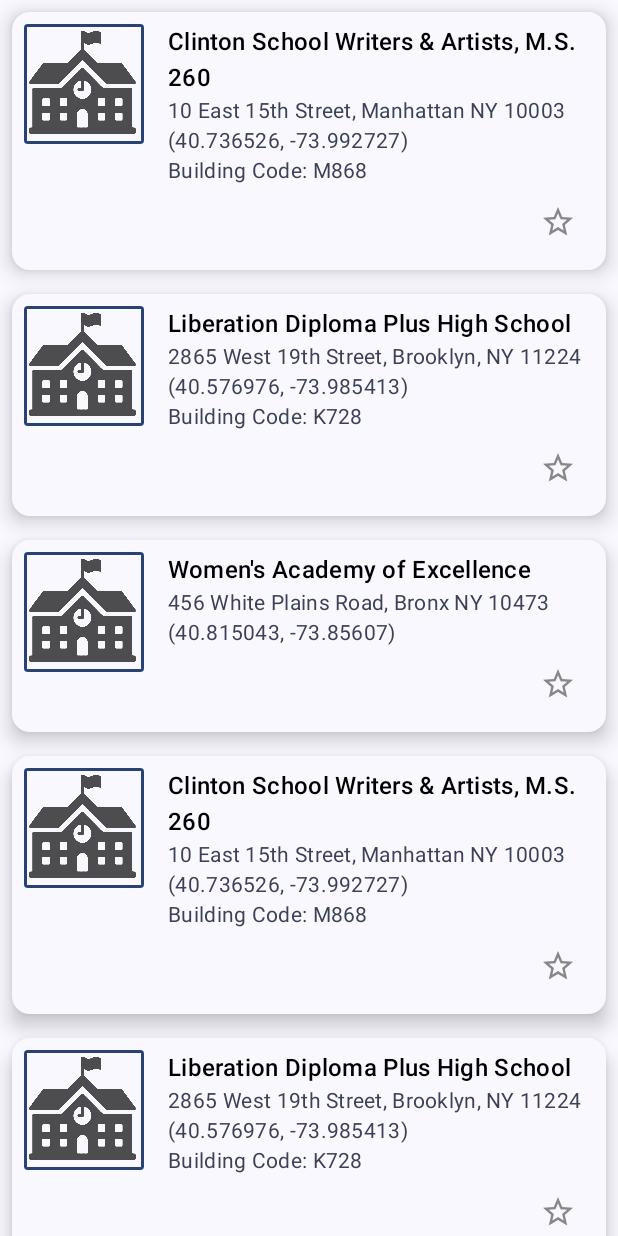
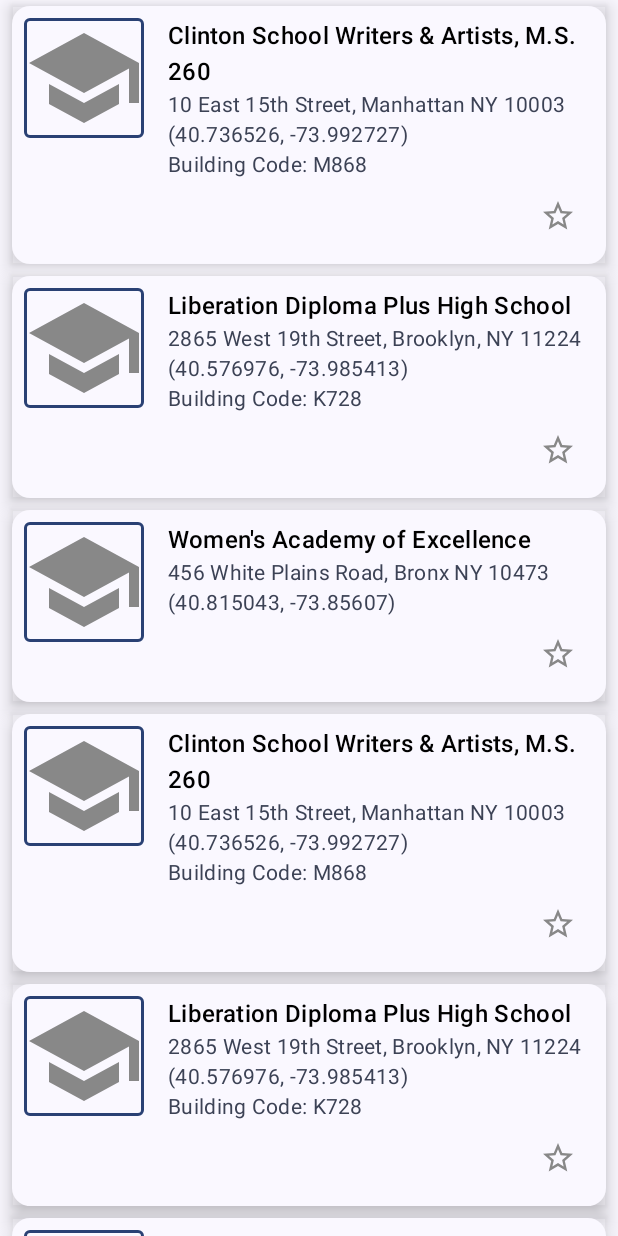
Before and after one commit to jonofarc/NYCHighSchools, an Android app built with Jetpack Compose: the screen it shows after launch (MainActivity), on a phone screen of 412 x 824 dp. Run offline under Robolectric (Android 15) with nearby library versions, the phone set to English and light mode, and no system bars.

Commit message:
update UI

```diff
--- a/app/src/main/java/com/example/nychighschools/MainActivity.kt
+++ b/app/src/main/java/com/example/nychighschools/MainActivity.kt
@@ -8,7 +8,6 @@ import androidx.compose.foundation.Image
 import androidx.compose.foundation.border
 import androidx.compose.foundation.clickable
 import androidx.compose.foundation.layout.Arrangement
-import androidx.compose.foundation.layout.Box
 import androidx.compose.foundation.layout.Column
 import androidx.compose.foundation.layout.Row
 import androidx.compose.foundation.layout.Spacer
@@ -21,10 +20,12 @@ import androidx.compose.foundation.lazy.LazyColumn
 import androidx.compose.foundation.lazy.items
 import androidx.compose.foundation.shape.RoundedCornerShape
 import androidx.compose.material.icons.Icons
-import androidx.compose.material.icons.filled.ExpandLess
-import androidx.compose.material.icons.filled.ExpandMore
+import androidx.compose.material.icons.filled.Build
+import androidx.compose.material.icons.filled.School
 import androidx.compose.material.icons.filled.Star
 import androidx.compose.material.icons.filled.StarBorder
+import androidx.compose.material3.Card
+import androidx.compose.material3.CardDefaults
 import androidx.compose.material3.Icon
 import androidx.compose.material3.IconButton
 import androidx.compose.material3.MaterialTheme
@@ -37,11 +38,10 @@ import androidx.compose.runtime.mutableStateOf
 import androidx.compose.runtime.remember
 import androidx.compose.runtime.saveable.rememberSaveable
 import androidx.compose.runtime.setValue
-import androidx.compose.ui.Alignment
 import androidx.compose.ui.Modifier
 import androidx.compose.ui.draw.clip
+import androidx.compose.ui.draw.shadow
 import androidx.compose.ui.graphics.Color
-import androidx.compose.ui.graphics.ColorFilter
 import androidx.compose.ui.res.painterResource
 import androidx.compose.ui.res.stringResource
 import androidx.compose.ui.tooling.preview.Preview
@@ -62,8 +62,7 @@ class MainActivity : ComponentActivity() {
                 // A surface container using the 'background' color from the theme
                 Surface(modifier = Modifier.fillMaxSize(), color = MaterialTheme.colorScheme.background) {
 
-                    SetUi()
-
+                    MyApp()
 
                 }
             }
@@ -73,7 +72,7 @@ class MainActivity : ComponentActivity() {
 
 
 @Composable
-fun SetUi() {
+fun MyApp() {
 
 
     val schools = remember { mutableStateListOf<School>() }
@@ -99,21 +98,38 @@ fun SetUi() {
 @Composable
 fun SchoolCard(school: School, modifier: Modifier = Modifier) {
 
+    Card(
+        colors = CardDefaults.cardColors(
+            containerColor = MaterialTheme.colorScheme.background
+        ),
+        modifier = Modifier.padding(vertical = 4.dp, horizontal = 8.dp, ).shadow(elevation = 8.dp)
+    ) {
+        CardContent(school)
+    }
+
+
+
+
+}
+
+@Composable
+private fun CardContent( school: School, modifier: Modifier = Modifier) {
+
 
     var isFavorite by rememberSaveable { mutableStateOf(false) }
 
     Column {
 
 
-        Surface(shape = MaterialTheme.shapes.medium, shadowElevation = 8.dp, modifier = Modifier.padding(8.dp)) {
             Row(modifier = Modifier.padding(all = 8.dp)) {
-                Image(
-                    painter = painterResource(R.drawable.high_school_icon), contentDescription = "School picture", modifier = Modifier
+
+                Icon(
+                    imageVector = Icons.Filled.School,
+                    contentDescription = stringResource(R.string.school_favourite),
+                    tint = if (isFavorite) Color.Red else Color.Gray,
+                    modifier = Modifier
                         // Set image size to 40 dp
-                        .size(80.dp)
-                        // Clip image to be shaped as a circle
-                        .clip(RoundedCornerShape(2.5.dp))
-                        .border(1.5.dp, MaterialTheme.colorScheme.primary)
+                        .size(80.dp).border(1.5.dp, MaterialTheme.colorScheme.primary, shape = RoundedCornerShape(4.dp))
                 )
 
 
@@ -174,11 +190,10 @@ fun SchoolCard(school: School, modifier: Modifier = Modifier) {
             }
 
 
-        }
+
 
 
     }
-
 
 }
 
@@ -195,5 +210,5 @@ fun getIsFavoriteColor(isFavorite: Boolean): Color {
 @Composable
 fun GreetingPreview() {
 
-    SetUi()
+    MyApp()
 }
```
Also changed, not shown: app/src/main/java/com/example/nychighschools/ui/theme/Theme.kt (+4 -3 lines).
